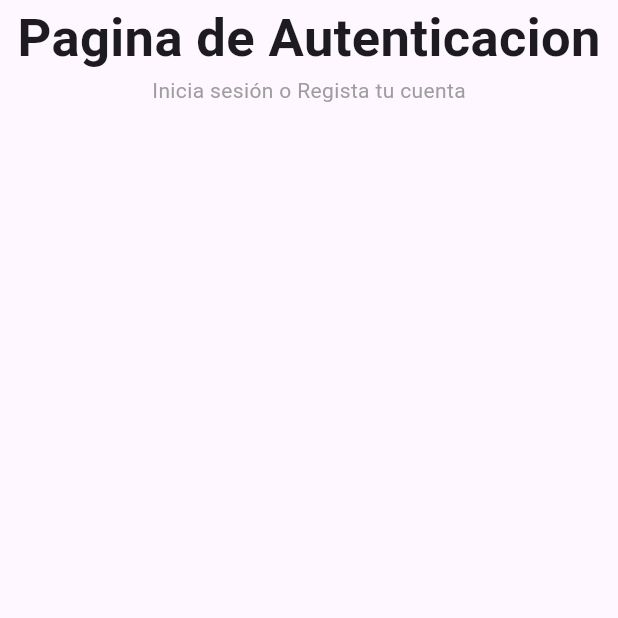
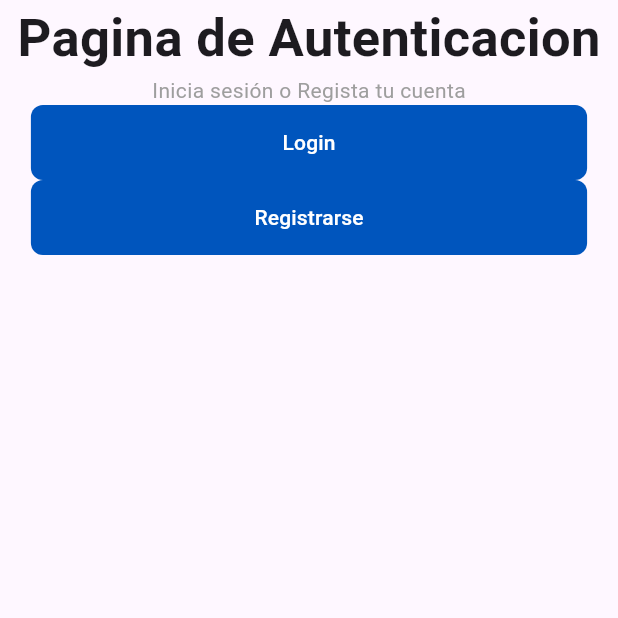
Before and after one commit to Adriel23456/SmartHomeTEC_CE_2024, a Flutter app: the screen it shows after launch, on a phone screen of 412 x 824 dp, the top half of it. Run offline on Flutter 3.47's test engine with Material 3 defaults, Android fonts, the phone set to English and light mode, and no system bars.

Commit message:
[ADD] custom buttons
Added login and register buttons to authentication page

```diff
--- a/smart_home_tec_app/lib/pages/auth_page.dart
+++ b/smart_home_tec_app/lib/pages/auth_page.dart
@@ -1,24 +1,33 @@
 import 'package:flutter/material.dart';
+import 'package:smart_home_tec_app/pages/created_objects/button.dart';
 
 class AuthPage extends StatelessWidget {
   const AuthPage({super.key});
 
   @override
   Widget build(BuildContext context) {
-    return const Scaffold(
+    return Scaffold(
         body: SafeArea(
             child: Center(
       child: Column(
         children: [
           //here goes all the elements of the page/screen
-          Text(
+          const Text(
             "Pagina de Autenticacion",
             style: TextStyle(fontSize: 35, fontWeight: FontWeight.bold),
-          ),
-          Text(
+            ),
+          const Text(
             "Inicia sesión o Regista tu cuenta",
             style: TextStyle(color: Colors.grey),
-          )
+            ),
+          Button(
+            texto: "Login",
+            funcion:(){}
+            ),
+          Button(
+            texto: "Registrarse",
+            funcion:(){}
+            ),
           //image.asset("route of image"),
         ],
       ),
--- a/smart_home_tec_app/lib/pages/created_objects/button.dart
+++ b/smart_home_tec_app/lib/pages/created_objects/button.dart
@@ -1,16 +1,24 @@
 import 'package:flutter/material.dart';
+import 'package:smart_home_tec_app/pages/created_objects/constantes.dart';
 
-/*
 class Button extends StatelessWidget{
-  const Button({super.key});
+  final String texto;
+  final VoidCallback funcion; //lo que va a llamar el boton al ser presionado
+  const Button({super.key, required this.texto, required this.funcion});
 
   @override
   Widget build(BuildContext context){
-    return Conainer(
+    Size size = MediaQuery.of(context).size; //obtiene el tama;o del dispositivo
+    return Container(
+      width:size.width *.9,
+      height: 50,
       decoration: BoxDecoration(
-        //color: Color.blue
-      )
-    )
+        color: colorBaseBoton,
+        borderRadius: BorderRadius.circular(8)
+      ),
+      child: TextButton(
+        onPressed: funcion,
+        child: Text(texto, style: const TextStyle(color:Colors.white), ))
+    );
   }
 }
-*/
--- /dev/null
+++ b/smart_home_tec_app/lib/pages/created_objects/constantes.dart
@@ -0,0 +1,5 @@
+import 'package:flutter/material.dart';
+
+//colores del projecto
+const colorBaseBoton = Color(0xFF0055bd);
+const colorFondo= Color(0xFFd9d9d9); //dentro en vez de # para el hexa, se pone 0xFF
--- a/smart_home_tec_app/pubspec.yaml
+++ b/smart_home_tec_app/pubspec.yaml
@@ -13,7 +13,7 @@ dependencies:
 dev_dependencies:
   flutter_test:
     sdk: flutter
-  flutter_lints: ^4.0.0
+  flutter_lints: ^5.0.0
 
 flutter:
   uses-material-design: true
```
Also changed, not shown: smart_home_tec_app/lib/pages/gestion_page.dart (line endings or trailing spaces), smart_home_tec_app/lib/pages/register_page.dart (line endings or trailing spaces), smart_home_tec_app/lib/pages/transferencia_entre_usuarios_page.dart (line endings or trailing spaces), smart_home_tec_app/pubspec.lock.
